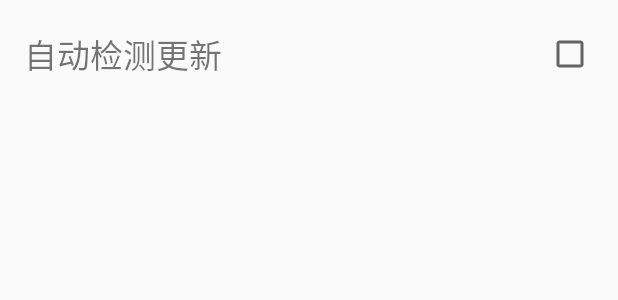
After one commit to hunao0221/MaterialWeather, an Android app: the layout activity_setting.xml on its own in the app's theme, with its tools: preview values and no code run, on a phone screen of 412 x 824 dp. The commit adds this screen. Shown: the top 300 px of the screen. Run offline under Robolectric (Android 15) with nearby library versions, the light colour scheme and no system bars.

Commit message:
修复部分bug，添加检测更新功能

```diff
--- a/MaterialWeather/app/src/main/AndroidManifest.xml
+++ b/MaterialWeather/app/src/main/AndroidManifest.xml
@@ -23,7 +23,8 @@
         <activity
             android:name=".activity.ScrollingActivity"
             android:label="@string/title_activity_scrolling"
-            android:theme="@style/MyMaterialTheme"></activity>
+            android:theme="@style/MyMaterialTheme" />
+        <activity android:name=".activity.SettingActivity"></activity>
     </application>
 
 </manifest>
--- a/MaterialWeather/app/src/main/res/layout/activity_main.xml
+++ b/MaterialWeather/app/src/main/res/layout/activity_main.xml
@@ -32,6 +32,7 @@
                     android:layout_height="match_parent">
 
                     <LinearLayout
+                        android:id="@+id/root_view"
                         android:layout_width="match_parent"
                         android:layout_height="match_parent"
                         android:orientation="vertical">
--- a/MaterialWeather/app/src/main/res/layout/activity_scrolling.xml
+++ b/MaterialWeather/app/src/main/res/layout/activity_scrolling.xml
@@ -23,6 +23,12 @@
             app:contentScrim="?attr/colorPrimary"
             app:layout_scrollFlags="scroll|exitUntilCollapsed">
 
+            <ImageView
+                android:scaleType="fitXY"
+                android:background="@drawable/googlenowwallpaper"
+                android:layout_width="match_parent"
+                android:layout_height="match_parent" />
+
             <android.support.v7.widget.Toolbar
                 android:id="@+id/toolbar"
                 android:layout_width="match_parent"
--- /dev/null
+++ b/MaterialWeather/app/src/main/res/layout/activity_setting.xml
@@ -0,0 +1,32 @@
+<?xml version="1.0" encoding="utf-8"?>
+<LinearLayout xmlns:android="http://schemas.android.com/apk/res/android"
+    xmlns:tools="http://schemas.android.com/tools"
+    android:layout_width="match_parent"
+    android:layout_height="match_parent"
+    android:orientation="vertical"
+    android:paddingBottom="@dimen/activity_vertical_margin"
+    android:paddingLeft="@dimen/activity_horizontal_margin"
+    android:paddingRight="@dimen/activity_horizontal_margin"
+    android:paddingTop="@dimen/activity_vertical_margin"
+    tools:context="com.hugo.materialweather.activity.SettingActivity">
+
+    <LinearLayout
+        android:gravity="center"
+        android:layout_width="match_parent"
+        android:layout_height="40dp"
+        android:orientation="horizontal">
+
+        <TextView
+            android:layout_width="match_parent"
+            android:layout_height="wrap_content"
+            android:layout_weight="11"
+            android:text="自动检测更新"
+            android:textSize="22sp" />
+
+        <CheckBox
+            android:id="@+id/cb_update"
+            android:layout_width="wrap_content"
+            android:layout_height="wrap_content" />
+
+    </LinearLayout>
+</LinearLayout>
--- a/MaterialWeather/app/src/main/res/values/dimens.xml
+++ b/MaterialWeather/app/src/main/res/values/dimens.xml
@@ -3,7 +3,7 @@
     <dimen name="activity_horizontal_margin">16dp</dimen>
     <dimen name="activity_vertical_margin">16dp</dimen>
     <dimen name="nav_drawer_width">200dp</dimen>
-    <dimen name="app_bar_height">220dp</dimen>
+    <dimen name="app_bar_height">180dp</dimen>
     <dimen name="fab_margin">16dp</dimen>
     <dimen name="text_margin">16dp</dimen>
 </resources>
```
Also changed, not shown: MaterialWeather/app/src/main/java/com/hugo/materialweather/activity/MainActivity.java (+145 -10 lines), MaterialWeather/app/src/main/java/com/hugo/materialweather/activity/ScrollingActivity.java (+18 -16 lines), MaterialWeather/app/src/main/java/com/hugo/materialweather/activity/SettingActivity.java (added, +55 -0 lines), MaterialWeather/app/src/main/java/com/hugo/materialweather/bean/VersionBean.java (added, +52 -0 lines), MaterialWeather/app/src/main/java/com/hugo/materialweather/utils/CheckUpdate.java (added, +31 -0 lines), MaterialWeather/app/src/main/res/anim/anim.xml (added, +7 -0 lines), MaterialWeather/app/src/main/res/layout/city_dialog.xml (added, +19 -0 lines), MaterialWeather/app/src/main/res/menu/activity_main_drawer.xml (+7 -7 lines), MaterialWeather/app/src/main/res/values/styles.xml (+0 -11 lines), MaterialWeather/app/src/main/res/drawable/googlenowwallpaper.png (added).
